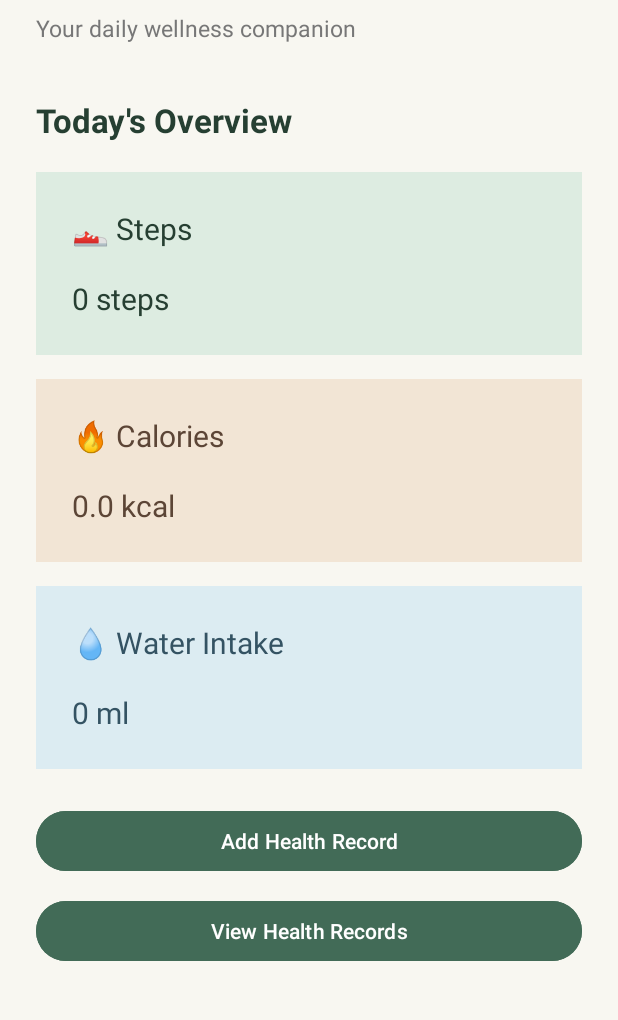
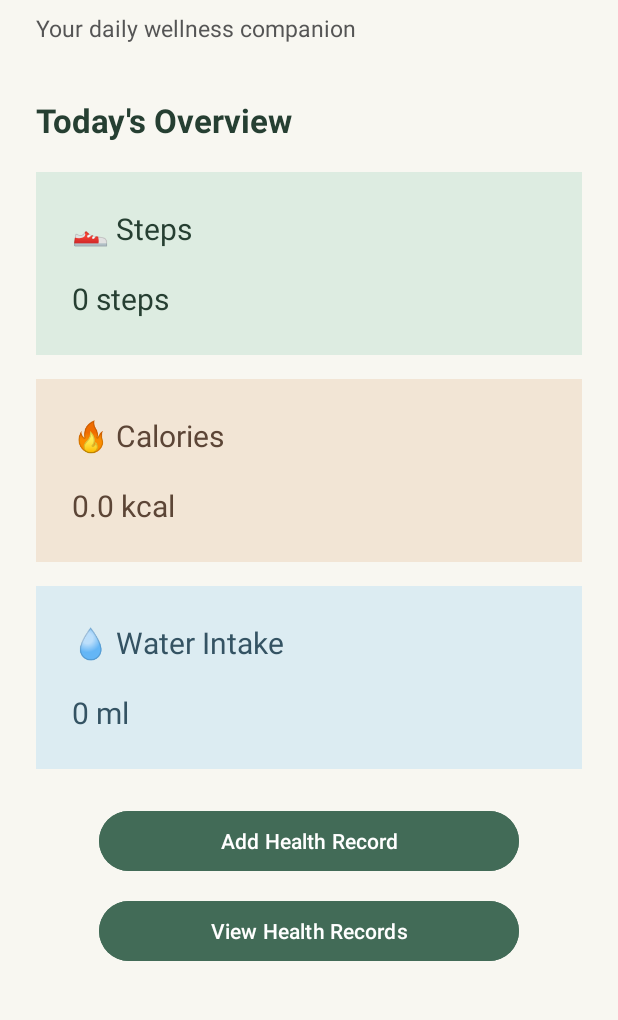
Before and after one commit to vinuri-sathma/HealthMateProject, an Android app: the screen it shows after launch (MainActivity), on a phone screen of 412 x 824 dp, the part 97-1117 px from its top. Run offline under Robolectric (Android 15) with nearby library versions, the phone set to English and light mode, and no system bars.

Commit message:
fix: resolve dashboard layout and string resource warnings

```diff
--- a/app/src/main/res/layout/activity_main.xml
+++ b/app/src/main/res/layout/activity_main.xml
@@ -14,7 +14,7 @@
         <TextView
             android:layout_width="match_parent"
             android:layout_height="wrap_content"
-            android:text="HealthMate"
+            android:text="@string/home_app_title"
             android:textColor="#426B57"
             android:textSize="30sp"
             android:textStyle="bold" />
@@ -23,15 +23,15 @@
             android:layout_width="match_parent"
             android:layout_height="wrap_content"
             android:layout_marginTop="8dp"
-            android:text="Your daily wellness companion"
-            android:textColor="#777777"
+            android:text="@string/home_subtitle"
+            android:textColor="#555555"
             android:textSize="15sp" />
 
         <TextView
             android:layout_width="match_parent"
             android:layout_height="wrap_content"
             android:layout_marginTop="36dp"
-            android:text="Today's Overview"
+            android:text="@string/home_overview"
             android:textColor="#263F32"
             android:textSize="22sp"
             android:textStyle="bold" />
@@ -43,7 +43,7 @@
             android:layout_marginTop="20dp"
             android:background="#DDECE1"
             android:padding="24dp"
-            android:text="👟  Steps\n\n0 steps"
+            android:text="@string/dashboard_steps"
             android:textColor="#263F32"
             android:textSize="20sp" />
 
@@ -54,7 +54,7 @@
             android:layout_marginTop="16dp"
             android:background="#F2E5D5"
             android:padding="24dp"
-            android:text="🔥  Calories\n\n0 kcal"
+            android:text="@string/dashboard_calories"
             android:textColor="#5C4536"
             android:textSize="20sp" />
 
@@ -65,26 +65,27 @@
             android:layout_marginTop="16dp"
             android:background="#DCECF2"
             android:padding="24dp"
-            android:text="💧  Water Intake\n\n0 ml"
+            android:text="@string/dashboard_water"
             android:textColor="#345363"
             android:textSize="20sp" />
 
         <Button
             android:id="@+id/btnAddRecord"
-            android:layout_width="match_parent"
+            android:layout_width="280dp"
+            android:layout_gravity="center_horizontal"
             android:layout_height="wrap_content"
             android:layout_marginTop="24dp"
-            android:text="Add Health Record"
+            android:text="@string/home_add_record"
             android:backgroundTint="#426B57"
             android:textColor="#FFFFFF" />
 
-
         <Button
             android:id="@+id/btnViewRecords"
-            android:layout_width="match_parent"
+            android:layout_width="280dp"
+            android:layout_gravity="center_horizontal"
             android:layout_height="wrap_content"
             android:layout_marginTop="12dp"
-            android:text="View Health Records"
+            android:text="@string/home_view_records"
             android:backgroundTint="#426B57"
             android:textColor="#FFFFFF" />
 
--- a/app/src/main/res/values/strings.xml
+++ b/app/src/main/res/values/strings.xml
@@ -4,4 +4,10 @@
     <string name="dashboard_calories">🔥  Calories\n\n%s kcal</string>
     <string name="dashboard_water">💧  Water Intake\n\n%d ml</string>
 
+    <string name="home_app_title">HealthMate</string>
+    <string name="home_subtitle">Your daily wellness companion</string>
+    <string name="home_overview">Today\'s Overview</string>
+    <string name="home_add_record">Add Health Record</string>
+    <string name="home_view_records">View Health Records</string>
+
 </resources>
```
